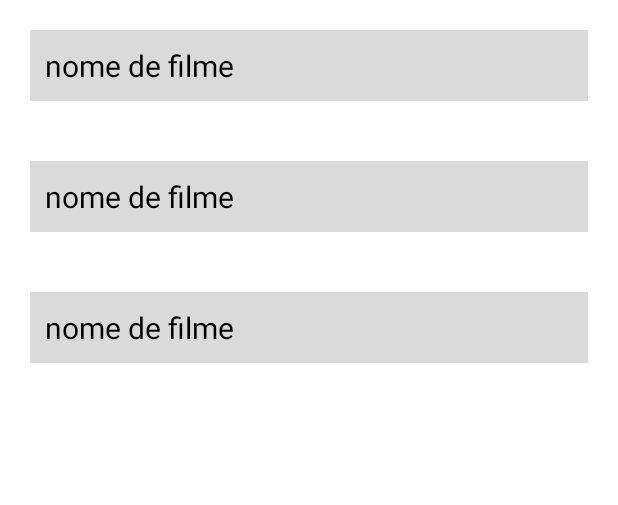
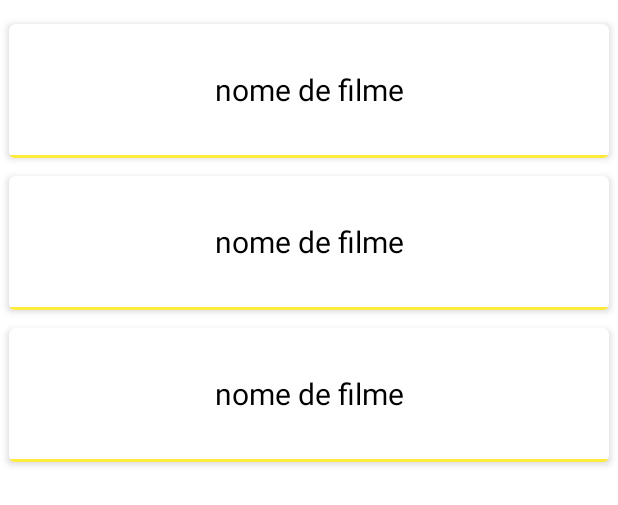
Before and after one commit to Neiscafe/TheOneApp, an Android app: the layout fragment_books.xml on its own in the app's theme, with its tools: preview values and no code run, on a phone screen of 412 x 824 dp. Shown: the top 505 px of the screen. Run offline under Robolectric (Android 15) with nearby library versions, the phone set to English and light mode, and no system bars.

Commit message:
cores do material design

```diff
--- a/app/src/main/java/com/example/theoneapp/ui/characters/characterList/CharactersFragment.kt
+++ b/app/src/main/java/com/example/theoneapp/ui/characters/characterList/CharactersFragment.kt
@@ -111,6 +111,7 @@ class CharactersFragment : Fragment() {
                     val intent = Intent(requireActivity(), CharacterDescriptionActivity::class.java)
                     intent.putExtra("characterItem", characterItem)
                     startActivity(intent)
+
                 }
             })
         }
--- a/app/src/main/res/layout/fragment_books.xml
+++ b/app/src/main/res/layout/fragment_books.xml
@@ -15,6 +15,7 @@
         app:layout_constraintStart_toStartOf="parent"
         app:layout_constraintTop_toTopOf="parent"
         android:layout_marginBottom="60dp"
+        android:layout_marginTop="10dp"
         tools:listitem="@layout/list_item" />
 
     <ProgressBar
--- a/app/src/main/res/layout/fragment_movies.xml
+++ b/app/src/main/res/layout/fragment_movies.xml
@@ -11,6 +11,7 @@
         android:layout_width="match_parent"
         android:layout_height="0dp"
         android:layout_marginBottom="60dp"
+        android:layout_marginTop="10dp"
         app:layout_constraintBottom_toBottomOf="parent"
         app:layout_constraintEnd_toEndOf="parent"
         app:layout_constraintStart_toStartOf="parent"
--- a/app/src/main/res/layout/list_item.xml
+++ b/app/src/main/res/layout/list_item.xml
@@ -1,25 +1,41 @@
 <?xml version="1.0" encoding="utf-8"?>
-<androidx.constraintlayout.widget.ConstraintLayout xmlns:android="http://schemas.android.com/apk/res/android"
+<androidx.cardview.widget.CardView xmlns:android="http://schemas.android.com/apk/res/android"
+    xmlns:app="http://schemas.android.com/apk/res-auto"
+    xmlns:tools="http://schemas.android.com/tools"
     android:layout_width="match_parent"
     android:layout_height="wrap_content"
-    xmlns:app="http://schemas.android.com/apk/res-auto"
-    xmlns:tools="http://schemas.android.com/tools"
+    android:layout_margin="6dp"
     android:orientation="vertical"
-    android:layout_margin="20dp">
+    app:cardCornerRadius="4dp"
+    app:cardElevation="3dp"
+    app:cardBackgroundColor="#FFFFFF">
+
+    <androidx.constraintlayout.widget.ConstraintLayout
+        android:layout_width="match_parent"
+        android:layout_height="wrap_content">
 
         <TextView
             android:id="@+id/tvName"
             android:layout_width="match_parent"
             android:layout_height="wrap_content"
+            android:layout_marginBottom="30dp"
+            android:textColor="@color/black"
+            android:textSize="20sp"
+            android:textAlignment="center"
+            android:paddingVertical="30dp"
+            app:layout_constraintEnd_toEndOf="parent"
+            app:layout_constraintStart_toStartOf="parent"
             app:layout_constraintTop_toTopOf="parent"
+            tools:text="nome de filme" />
+
+        <View
+            android:layout_width="0dp"
+            android:layout_height="2dp"
+            android:background="#ffeb3b"
+            app:layout_constraintEnd_toEndOf="parent"
             app:layout_constraintStart_toStartOf="parent"
-        app:layout_constraintEnd_toEndOf="parent"
-        tools:text="nome de filme"
-        android:textSize="20sp"
-        android:layout_marginBottom="30dp"
-        android:padding="10dp"
-        android:background="#DADADA"
-        android:textColor="@color/black"/>
+            app:layout_constraintTop_toBottomOf="@id/tvName" />
 
 
     </androidx.constraintlayout.widget.ConstraintLayout>
+</androidx.cardview.widget.CardView>
--- a/app/src/main/res/values-night/themes.xml
+++ b/app/src/main/res/values-night/themes.xml
@@ -2,9 +2,9 @@
     <!-- Base application theme. -->
     <style name="Theme.TheOneApp" parent="Theme.MaterialComponents.DayNight.DarkActionBar">
         <!-- Primary brand color. -->
-        <item name="colorPrimary">@color/purple_200</item>
-        <item name="colorPrimaryVariant">@color/purple_700</item>
-        <item name="colorOnPrimary">@color/black</item>
+        <item name="colorPrimary">@color/yellow</item>
+        <item name="colorPrimaryVariant">@color/yellowDark</item>
+        <item name="colorOnPrimary">#BEFFEB3B</item>
         <!-- Secondary brand color. -->
         <item name="colorSecondary">@color/teal_200</item>
         <item name="colorSecondaryVariant">@color/teal_200</item>
--- a/app/src/main/res/values/colors.xml
+++ b/app/src/main/res/values/colors.xml
@@ -8,4 +8,6 @@
     <color name="black">#FF000000</color>
     <color name="white">#FFFFFFFF</color>
     <color name="grey">#212121</color>
+    <color name="yellow">#ffeb3b</color>
+    <color name="yellowDark">#C8B900</color>
 </resources>
--- a/app/src/main/res/values/themes.xml
+++ b/app/src/main/res/values/themes.xml
@@ -2,12 +2,12 @@
     <!-- Base application theme. -->
     <style name="Theme.TheOneApp" parent="Theme.MaterialComponents.DayNight.DarkActionBar">
         <!-- Primary brand color. -->
-        <item name="colorPrimary">@color/purple_500</item>
+        <item name="colorPrimary">@color/yellow</item>
         <item name="colorPrimaryVariant">@color/purple_700</item>
-        <item name="colorOnPrimary">@color/white</item>
+        <item name="colorOnPrimary">#BEFFEB3B</item>
         <!-- Secondary brand color. -->
         <item name="colorSecondary">@color/teal_200</item>
-        <item name="colorSecondaryVariant">@color/teal_700</item>
+        <item name="colorSecondaryVariant">@color/teal_200</item>
         <item name="colorOnSecondary">@color/black</item>
         <!-- Status bar color. -->
         <item name="android:statusBarColor" tools:targetApi="l">?attr/colorPrimaryVariant</item>
```
Also changed, not shown: app/src/main/java/com/example/theoneapp/ui/books/BooksFragment.kt (+4 -5 lines), app/src/main/java/com/example/theoneapp/ui/characters/characterQuotes/CharacterQuotesAdapter.kt (+19 -1 lines), app/src/main/res/layout/activity_character_quotes.xml (+0 -8 lines), app/src/main/res/layout/quote_list_item.xml (+21 -17 lines). Lines whose indentation alone changed are shown as unchanged.
